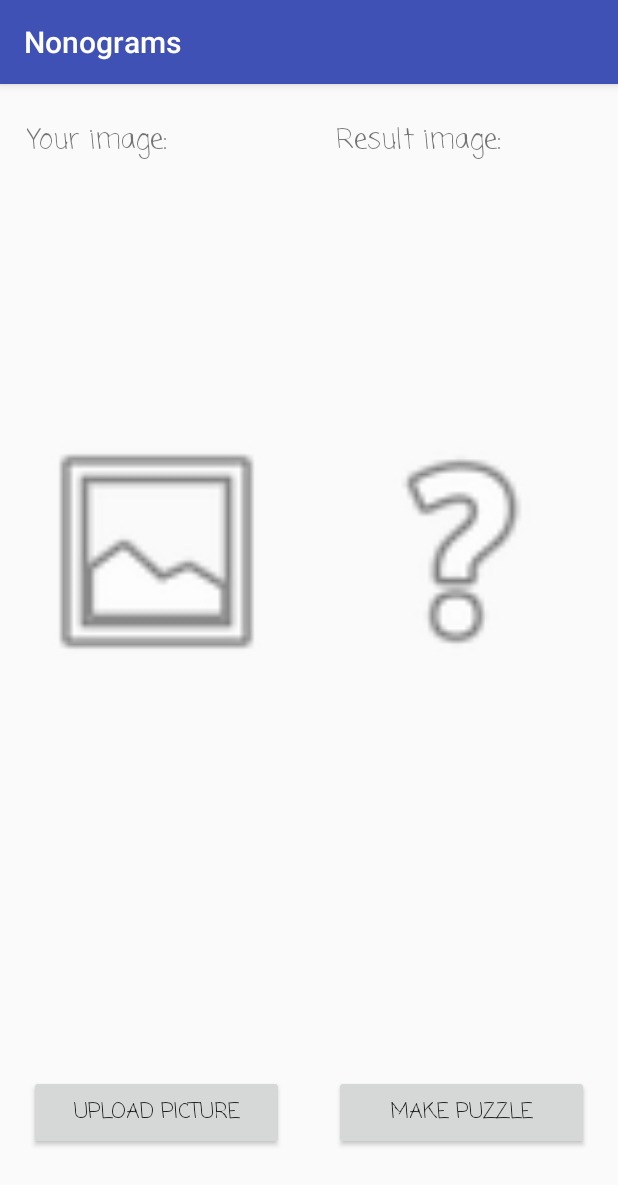
After one commit to AntonYermilov/nonograms, an Android app: the CreateCrosswordActivity screen opened directly, with no data from a screen before it, on a phone screen of 412 x 824 dp. The commit adds this screen. Shown: the top 1185 px of the screen. Run offline under Robolectric (Android 15) with nearby library versions, the phone set to English and light mode, and no system bars.

Commit message:
debug: added image showing

```diff
--- a/Nonograms/app/src/main/AndroidManifest.xml
+++ b/Nonograms/app/src/main/AndroidManifest.xml
@@ -1,6 +1,8 @@
 <?xml version="1.0" encoding="utf-8"?>
 <manifest xmlns:android="http://schemas.android.com/apk/res/android"
     package="ru.spbau.nonograms">
+
+    <uses-permission android:name="android.permission.READ_EXTERNAL_STORAGE" />
 
     <application
         android:allowBackup="true"
@@ -18,7 +20,8 @@
         </activity>
         <activity android:name=".ui.PlayMenuActivity" />
         <activity android:name=".ui.CrosswordListActivity" />
-        <activity android:name=".ui.CrosswordActivity"></activity>
+        <activity android:name=".ui.CrosswordActivity" />
+        <activity android:name=".ui.CreateCrosswordActivity"></activity>
     </application>
 
 </manifest>
--- /dev/null
+++ b/Nonograms/app/src/main/java/ru/spbau/nonograms/ui/CreateCrosswordActivity.java
@@ -0,0 +1,59 @@
+package ru.spbau.nonograms.ui;
+
+import android.content.Intent;
+import android.database.Cursor;
+import android.graphics.Bitmap;
+import android.graphics.BitmapFactory;
+import android.net.Uri;
+import android.provider.MediaStore;
+import android.support.v7.app.AppCompatActivity;
+import android.os.Bundle;
+import android.view.View;
+import android.widget.Button;
+import android.widget.ImageView;
+
+import ru.spbau.nonograms.R;
+import ru.spbau.nonograms.controller.Controller;
+
+public class CreateCrosswordActivity extends AppCompatActivity {
+
+    private static final int RESULT_LOAD_IMAGE = 1;
+    private ImageView givenImage;
+    private ImageView resultImage;
+
+    @Override
+    protected void onCreate(Bundle savedInstanceState) {
+        super.onCreate(savedInstanceState);
+        setContentView(R.layout.activity_create_crossword);
+
+        givenImage = (ImageView)findViewById(R.id.givenImage);
+        resultImage = (ImageView)findViewById(R.id.resultImage);
+
+        Button uploadPictureButton = (Button)findViewById(R.id.uploadPictureButton);
+        uploadPictureButton.setOnClickListener(new View.OnClickListener() {
+            @Override
+            public void onClick(View view) {
+                Intent i = new Intent(Intent.ACTION_PICK, MediaStore.Images.Media.EXTERNAL_CONTENT_URI);
+                startActivityForResult(i, RESULT_LOAD_IMAGE);
+            }
+        });
+
+        Button makePuzzleButton = (Button) findViewById(R.id.makeCrosswordButton);
+        makePuzzleButton.setOnClickListener(new View.OnClickListener() {
+            @Override
+            public void onClick(View view) {
+                Bitmap result = Controller.makeCrosswordViewFromImage(givenImage);
+                resultImage.setImageBitmap(result);
+            }
+        });
+    }
+
+    @Override
+    protected void onActivityResult(int requestCode, int resultCode, Intent data) {
+        super.onActivityResult(requestCode, resultCode, data);
+        if (requestCode == RESULT_LOAD_IMAGE && resultCode == RESULT_OK && null != data) {
+            Uri imageUri = data.getData();
+            givenImage.setImageURI(imageUri);
+        }
+    }
+}
--- /dev/null
+++ b/Nonograms/app/src/main/res/layout/activity_create_crossword.xml
@@ -0,0 +1,86 @@
+<?xml version="1.0" encoding="utf-8"?>
+<android.support.constraint.ConstraintLayout xmlns:android="http://schemas.android.com/apk/res/android"
+    xmlns:app="http://schemas.android.com/apk/res-auto"
+    xmlns:tools="http://schemas.android.com/tools"
+    android:layout_width="match_parent"
+    android:layout_height="match_parent"
+    tools:context="ru.spbau.nonograms.ui.CreateCrosswordActivity">
+
+    <ImageView
+        android:id="@+id/givenImage"
+        android:layout_width="170dp"
+        android:layout_height="330dp"
+        app:layout_constraintBottom_toBottomOf="parent"
+        app:layout_constraintHorizontal_bias="0.08"
+        app:layout_constraintLeft_toLeftOf="parent"
+        app:layout_constraintRight_toRightOf="parent"
+        app:layout_constraintTop_toTopOf="parent"
+        app:layout_constraintVertical_bias="0.335"
+        app:srcCompat="@android:drawable/ic_menu_gallery" />
+
+    <ImageView
+        android:id="@+id/resultImage"
+        android:layout_width="170dp"
+        android:layout_height="330dp"
+        app:layout_constraintBottom_toBottomOf="parent"
+        app:layout_constraintHorizontal_bias="0.92"
+        app:layout_constraintLeft_toLeftOf="parent"
+        app:layout_constraintRight_toRightOf="parent"
+        app:layout_constraintTop_toTopOf="parent"
+        app:layout_constraintVertical_bias="0.335"
+        app:srcCompat="@android:drawable/ic_menu_help" />
+
+    <Button
+        android:id="@+id/uploadPictureButton"
+        android:layout_width="170dp"
+        android:layout_height="50dp"
+        android:fontFamily="casual"
+        android:text="upload picture"
+        app:layout_constraintRight_toRightOf="parent"
+        app:layout_constraintLeft_toLeftOf="parent"
+        app:layout_constraintBottom_toBottomOf="parent"
+        app:layout_constraintTop_toTopOf="parent"
+        app:layout_constraintVertical_bias="0.92"
+        app:layout_constraintHorizontal_bias="0.08" />
+
+    <TextView
+        android:id="@+id/textView2"
+        android:layout_width="170dp"
+        android:layout_height="40dp"
+        android:fontFamily="casual"
+        android:text="Your image:"
+        android:textSize="18sp"
+        app:layout_constraintBottom_toBottomOf="parent"
+        app:layout_constraintTop_toTopOf="parent"
+        app:layout_constraintRight_toRightOf="parent"
+        app:layout_constraintLeft_toLeftOf="parent"
+        app:layout_constraintHorizontal_bias="0.074"
+        app:layout_constraintVertical_bias="0.033" />
+
+    <TextView
+        android:id="@+id/textView3"
+        android:layout_width="170dp"
+        android:layout_height="40dp"
+        android:fontFamily="casual"
+        android:text="Result image:"
+        android:textSize="18sp"
+        app:layout_constraintBottom_toBottomOf="parent"
+        app:layout_constraintHorizontal_bias="0.925"
+        app:layout_constraintLeft_toLeftOf="parent"
+        app:layout_constraintRight_toRightOf="parent"
+        app:layout_constraintTop_toTopOf="parent"
+        app:layout_constraintVertical_bias="0.033" />
+
+    <Button
+        android:id="@+id/makeCrosswordButton"
+        android:layout_width="170dp"
+        android:layout_height="50dp"
+        android:fontFamily="casual"
+        android:text="Make puzzle"
+        app:layout_constraintRight_toRightOf="parent"
+        app:layout_constraintLeft_toLeftOf="parent"
+        app:layout_constraintBottom_toBottomOf="parent"
+        app:layout_constraintTop_toTopOf="parent"
+        app:layout_constraintHorizontal_bias="0.92"
+        app:layout_constraintVertical_bias="0.92" />
+</android.support.constraint.ConstraintLayout>
--- a/Nonograms/app/src/main/res/layout/activity_play_menu.xml
+++ b/Nonograms/app/src/main/res/layout/activity_play_menu.xml
@@ -33,7 +33,7 @@
             android:text="Coloured" />
 
         <Button
-            android:id="@+id/button3"
+            android:id="@+id/createCrosswordButton"
             android:layout_width="match_parent"
             android:layout_height="wrap_content"
             android:fontFamily="casual"
```
Also changed, not shown: Nonograms/app/src/main/java/ru/spbau/nonograms/controller/Controller.java (+21 -1 lines), Nonograms/app/src/main/java/ru/spbau/nonograms/ui/PlayMenuActivity.java (+11 -2 lines), 1 other file.
